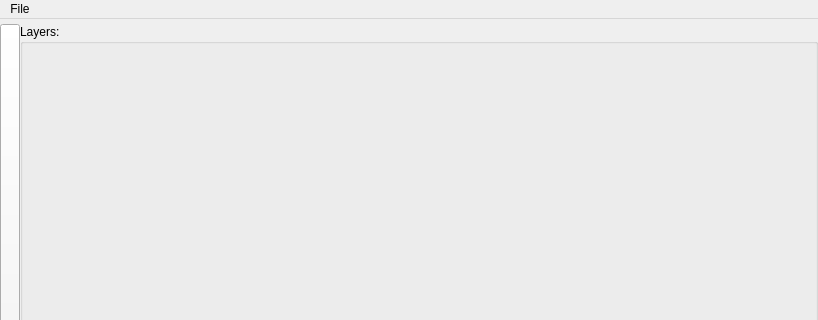
Old version of the form src/tools/map_viewer/ui/map_viewer.ui in the repository cogsys-tuebingen/cslibs_vectormaps; both pictures show x 0 to 818 and y 0 to 320 of the 818 by 600 pixel window.
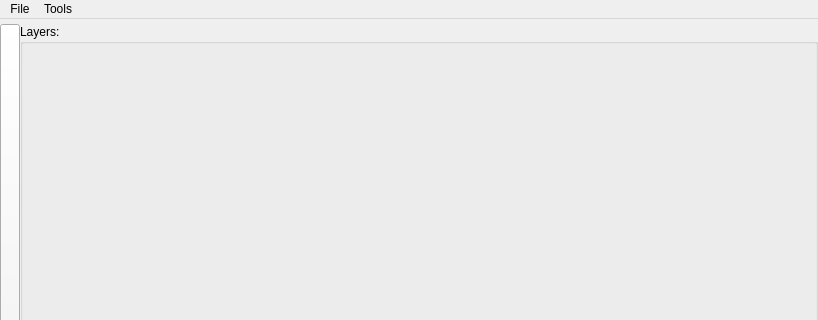
New version of the form.

Patch:
```diff
--- a/src/tools/map_viewer/ui/map_viewer.ui
+++ b/src/tools/map_viewer/ui/map_viewer.ui
@@ -165,7 +165,14 @@
     </property>
     <addaction name="actionOpen"/>
    </widget>
+   <widget class="QMenu" name="menuTools">
+    <property name="title">
+     <string>Tools</string>
+    </property>
+    <addaction name="actionRun_corner_detection"/>
+   </widget>
    <addaction name="menuFile"/>
+   <addaction name="menuTools"/>
   </widget>
   <widget class="QStatusBar" name="statusbar"/>
   <action name="actionOpen">
```
Left out of the diff: 5 changed lines with no effect on the pictures.
